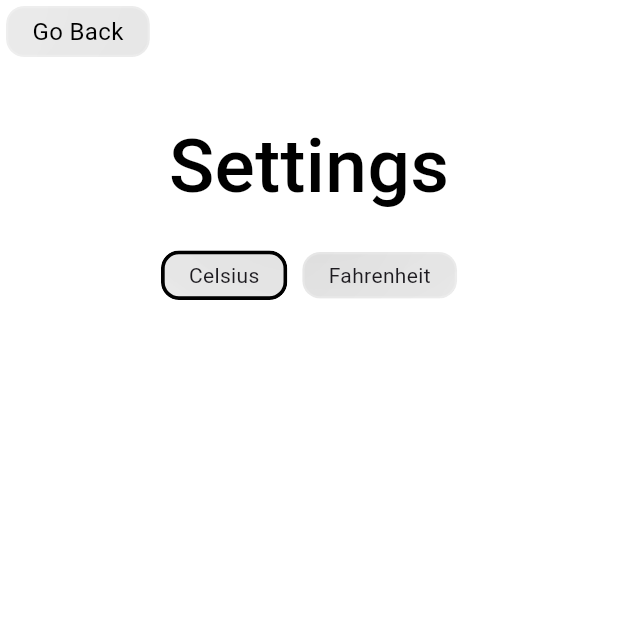
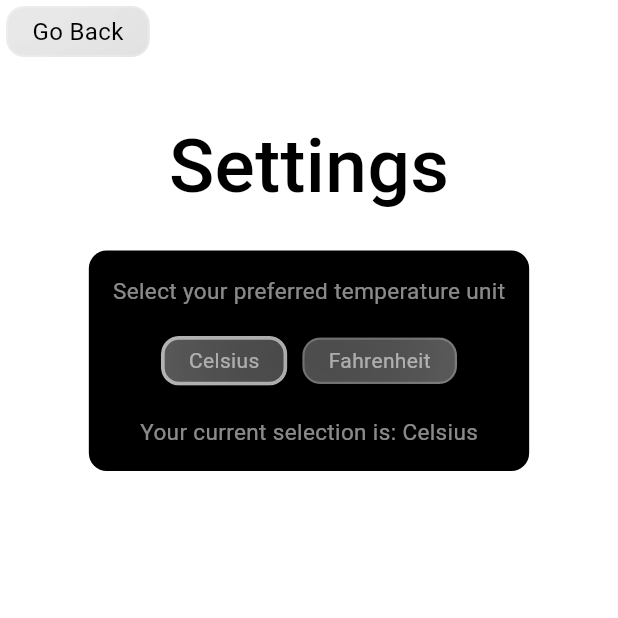
Before and after one commit to JackTrowbridge/ForWeather, a Flutter app: the screen it shows after launch, in the side drawer, after a tap on "Settings", on a phone screen of 412 x 824 dp, the top half of it. Run offline on Flutter 3.47's test engine with Material 3 defaults, Android fonts, the phone set to English and light mode, and no system bars; our stand-ins replace easy_debounce, loading_animation_widget, pull_to_refresh_flutter3, shared_preferences; missing offline and left inert: algoliasearch, g_json; network calls fail.

Commit message:
Improved visuals on settings page

```diff
--- a/lib/views/settings/settings_page.dart
+++ b/lib/views/settings/settings_page.dart
@@ -44,6 +44,22 @@ class _SettingsPageState extends State<SettingsPage> {
                             ),
                             const SizedBox(height: 20),
 
+                            Container(
+                              decoration: BoxDecoration(
+                                borderRadius: BorderRadius.circular(12),
+                                color: Colors.black,
+                              ),
+                              padding: const EdgeInsets.all(16),
+                              child: Column(
+                                children: [
+                                  Text(
+                                      "Select your preferred temperature unit",
+                                      style: TextStyle(
+                                        fontSize: 15,
+                                        color: widget.currentColour,
+                                      )
+                                  ),
+                                  const SizedBox(height: 20),
                                   Row(
                                     children: [
 
@@ -55,8 +71,12 @@ class _SettingsPageState extends State<SettingsPage> {
                                         },
                                         child: GlassContainer(
                                             isSelected: settings.isCelsius,
+                                            selectedColor: widget.currentColour,
                                             child: Text(
                                               "Celsius",
+                                              style: TextStyle(
+                                                color: widget.currentColour,
+                                              )
                                             )
                                         ),
                                       ),
@@ -70,13 +90,27 @@ class _SettingsPageState extends State<SettingsPage> {
                                         },
                                         child: GlassContainer(
                                             isSelected: !settings.isCelsius,
+                                            selectedColor: widget.currentColour,
                                             child: Text(
                                               "Fahrenheit",
+                                                style: TextStyle(
+                                                  color: widget.currentColour,
+                                                )
                                             )
                                         ),
                                       )
 
                                     ],
+                                  ),
+                                  const SizedBox(height: 20),
+                                  Text("Your current selection is: " + (settings.isCelsius ? "Celsius" : "Fahrenheit"),
+                                      style: TextStyle(
+                                        fontSize: 15,
+                                        color: widget.currentColour,
+                                      )
+                                  ),
+                                ],
+                              ),
                             )
 
                           ],
--- a/lib/views/widgets/glass_container.dart
+++ b/lib/views/widgets/glass_container.dart
@@ -5,8 +5,9 @@ class GlassContainer extends StatelessWidget {
   final Widget child;
   final width;
   final bool isSelected;
+  final Color selectedColor;
 
-  const GlassContainer({super.key, required this.child, this.width, this.isSelected = false});
+  const GlassContainer({super.key, required this.child, this.width, this.isSelected = false, this.selectedColor = Colors.black});
 
   @override
   Widget build(BuildContext context) {
@@ -22,7 +23,7 @@ class GlassContainer extends StatelessWidget {
             borderRadius: BorderRadius.all(Radius.circular(12)),
             border: isSelected
                 ? Border.all(
-                    color: Colors.black, width: 2.5)
+                    color: selectedColor, width: 2.5)
                 :
             Border.all(
                 color: Colors.white.withValues(alpha: 0.2), width: 1.5),
```
Lines whose indentation alone changed are shown as unchanged.
